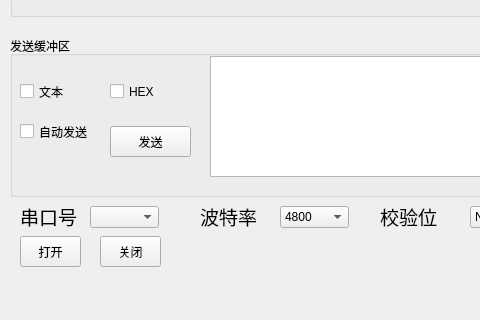
Old version of the form mainwindow.ui in the repository opera09872007/Qt-SerialTools; both pictures show x 0 to 480 and y 171 to 491 of the 745 by 491 pixel window.
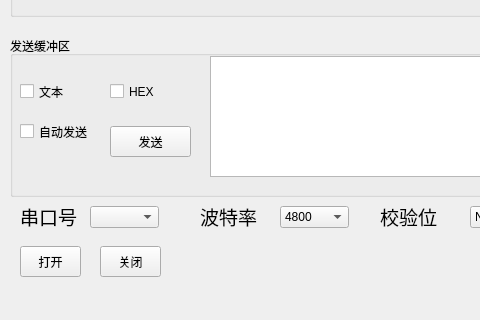
New version of the form.

Patch:
```diff
--- a/mainwindow.ui
+++ b/mainwindow.ui
@@ -344,7 +344,7 @@
     <property name="geometry">
      <rect>
       <x>20</x>
-      <y>390</y>
+      <y>400</y>
       <width>61</width>
       <height>31</height>
      </rect>
@@ -357,7 +357,7 @@
     <property name="geometry">
      <rect>
       <x>100</x>
-      <y>390</y>
+      <y>400</y>
       <width>61</width>
       <height>31</height>
      </rect>
```
Left out of the diff: 5 changed lines with no effect on the pictures.
